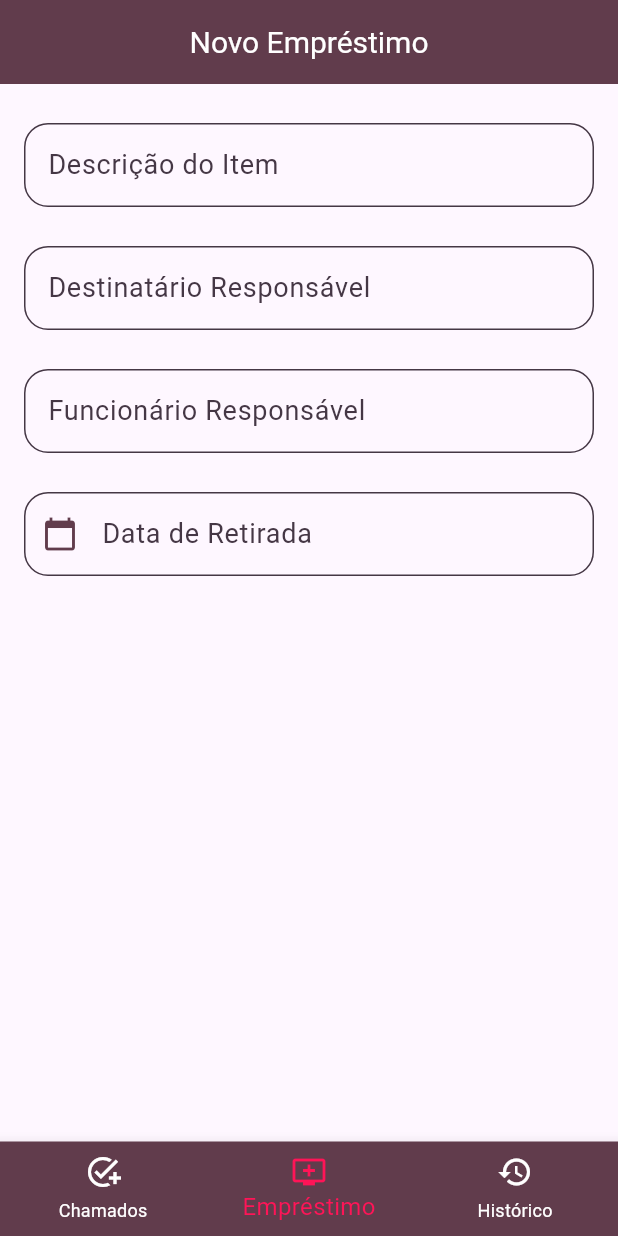
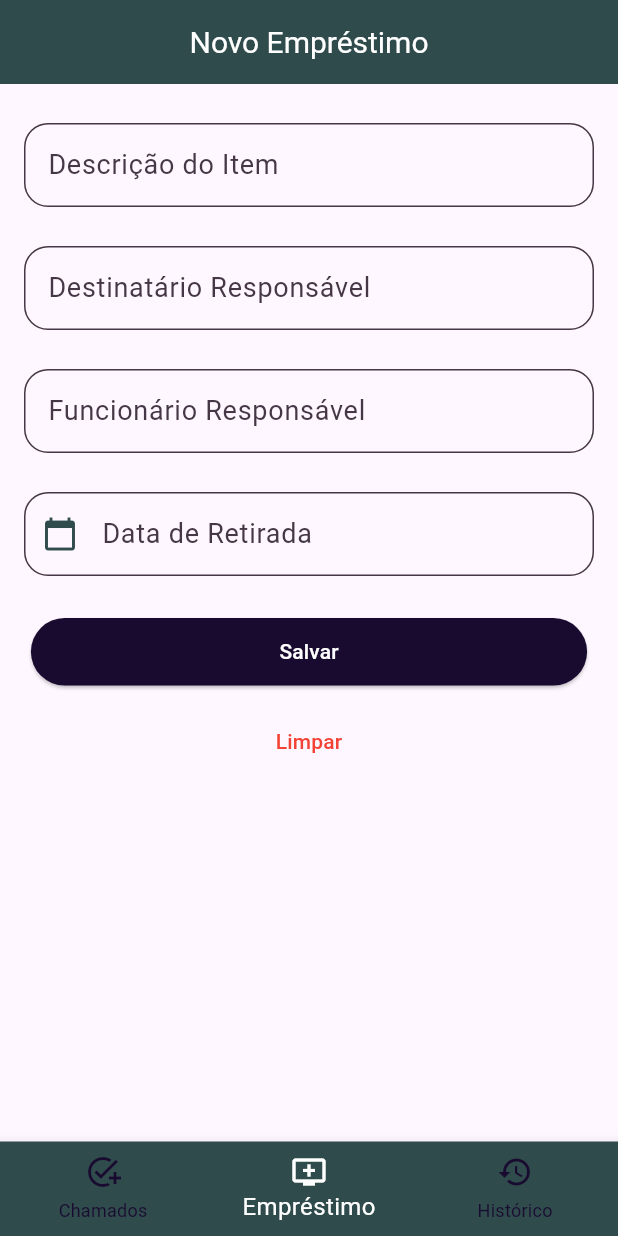
Before and after one commit to JGuilhermeSN/ItemManager, a Flutter app: the screen it shows after launch, item 2 of the bottom bar chosen, on a phone screen of 412 x 824 dp. Run offline on Flutter 3.47's test engine with Material 3 defaults, Android fonts, the phone set to English and light mode, and no system bars.

Commit message:
melhoria de codigo

```diff
--- /dev/null
+++ b/lib/components/app_buttons.dart
@@ -0,0 +1,14 @@
+import 'package:itemmanager/components/app_colors.dart';
+import 'package:flutter/material.dart';
+
+class AppButtons {
+  static final menuButtonStyle = ElevatedButton.styleFrom(
+    backgroundColor: AppColors.darkerColor,
+    foregroundColor: Colors.white,
+  );
+  static final cleanButtonStyle = TextButton.styleFrom(
+    // backgroundColor: Colors.white,
+    foregroundColor: Colors.red,
+    // disabledBackgroundColor: Colors.black,
+  );
+}
--- a/lib/components/app_colors.dart
+++ b/lib/components/app_colors.dart
@@ -6,9 +6,10 @@ import 'package:flutter/material.dart';
 // 0xFF + valor hexadecimal;
 
 class AppColors {
-  static final appbar = Color(0xFF613c4c);
-  static final focusColor = Color(0xFFff1457);
+  static final appbar = Color(0xFF2F4B4C);
+  static final darkerColor = Color(0xFF190A30);
   static final mainColor = Color(0xFF453745);
+  static final redColor = Color(0xFFe71837);
   static final textColor = Color(0xFF35313b);
   static final whitecolor = Color(0xFFffffff);
 }
--- a/lib/components/app_formfields.dart
+++ b/lib/components/app_formfields.dart
@@ -1,6 +1,4 @@
 import 'package:flutter/material.dart';
-import 'package:flutter/src/widgets/container.dart';
-import 'package:flutter/src/widgets/framework.dart';
 import 'package:itemmanager/components/app_colors.dart';
 
 class AppFormfield extends StatelessWidget {
@@ -21,12 +19,13 @@ class AppFormfield extends StatelessWidget {
           labelStyle: TextStyle(fontSize: 18, color: AppColors.mainColor),
           prefixIcon: icon,
           iconColor: AppColors.appbar,
-          prefixIconColor: AppColors.focusColor,
+          prefixIconColor: AppColors.darkerColor,
           enabledBorder: OutlineInputBorder(
               borderRadius: BorderRadius.circular(16),
               borderSide: BorderSide(color: AppColors.mainColor)),
           focusedBorder: OutlineInputBorder(
-              borderSide: BorderSide(color: AppColors.focusColor, width: 1.5))),
+              borderSide:
+                  BorderSide(color: AppColors.darkerColor, width: 1.5))),
     );
   }
 }
--- a/lib/controll/control_bottonnavigator.dart
+++ b/lib/controll/control_bottonnavigator.dart
@@ -1,19 +1,17 @@
 import 'package:flutter/material.dart';
-import 'package:flutter/src/widgets/container.dart';
-import 'package:flutter/src/widgets/framework.dart';
 import 'package:itemmanager/components/app_colors.dart';
 import 'package:itemmanager/pages/history.dart';
 import 'package:itemmanager/pages/new_item.dart';
 import 'package:itemmanager/pages/suport_call.dart';
 
-class homepage extends StatefulWidget {
-  const homepage({super.key});
+class Homepage extends StatefulWidget {
+  const Homepage({super.key});
 
   @override
-  State<homepage> createState() => _BottonNavBarState();
+  State<Homepage> createState() => _BottonNavBarState();
 }
 
-class _BottonNavBarState extends State<homepage> {
+class _BottonNavBarState extends State<Homepage> {
   List<Widget> pageList = [];
   int _currentIndex = 0;
   @override
@@ -36,8 +34,8 @@ class _BottonNavBarState extends State<homepage> {
         currentIndex: _currentIndex,
         type: BottomNavigationBarType.fixed,
         backgroundColor: AppColors.appbar,
-        selectedItemColor: AppColors.focusColor,
-        unselectedItemColor: AppColors.whitecolor,
+        selectedItemColor: AppColors.whitecolor,
+        unselectedItemColor: AppColors.darkerColor,
         selectedFontSize: 16,
         onTap: _onItemTapped,
         items: const [
--- a/lib/main.dart
+++ b/lib/main.dart
@@ -1,8 +1,10 @@
 import 'package:flutter/material.dart';
+import 'package:itemmanager/components/app_colors.dart';
 import 'package:itemmanager/controll/control_bottonnavigator.dart';
 import 'package:itemmanager/pages/history.dart';
 import 'package:itemmanager/pages/new_item.dart';
 import 'package:itemmanager/pages/suport_call.dart';
+import 'package:flutter_localizations/flutter_localizations.dart';
 
 void main() {
   runApp(const MyApp());
@@ -15,14 +17,22 @@ class MyApp extends StatelessWidget {
   @override
   Widget build(BuildContext context) {
     return MaterialApp(
+      localizationsDelegates: const [
+        GlobalMaterialLocalizations.delegate,
+        GlobalWidgetsLocalizations.delegate,
+        GlobalCupertinoLocalizations.delegate
+      ],
+      supportedLocales: const [
+        Locale('pt', 'BR'),
+      ],
       debugShowCheckedModeBanner: false,
       title: 'Flutter Demo',
       theme: ThemeData(
-        primarySwatch: Colors.blue,
+        primaryColor: AppColors.appbar,
       ),
       initialRoute: '/homepage',
       routes: {
-        '/homepage': (context) => const homepage(),
+        '/homepage': (context) => const Homepage(),
         '/newItem': (context) => const NewItem(),
         '/history': (context) => const History(),
         '/suportCaller': (context) => const SuportCaller(),
--- a/lib/pages/history.dart
+++ b/lib/pages/history.dart
@@ -1,9 +1,5 @@
 import 'package:flutter/material.dart';
-import 'package:flutter/src/widgets/container.dart';
-import 'package:flutter/src/widgets/framework.dart';
 import 'package:itemmanager/components/app_appbars.dart';
-
-import '../components/app_colors.dart';
 
 class History extends StatelessWidget {
   const History({super.key});
--- a/lib/pages/new_item.dart
+++ b/lib/pages/new_item.dart
@@ -1,6 +1,6 @@
 import 'package:flutter/material.dart';
+import 'package:itemmanager/components/app_buttons.dart';
 import 'package:itemmanager/components/app_colors.dart';
-import 'package:itemmanager/components/app_text.dart';
 import 'package:itemmanager/components/app_formfields.dart';
 import '../components/app_appbars.dart';
 
@@ -13,7 +13,7 @@ class NewItem extends StatefulWidget {
 
 // Pagina de novo registro de emprestimo de equipamento
 class _NewItemState extends State<NewItem> {
-  TextEditingController _dateController = TextEditingController();
+  final TextEditingController _dateController = TextEditingController();
 
   @override
   Widget build(BuildContext context) {
@@ -23,7 +23,6 @@ class _NewItemState extends State<NewItem> {
         padding: const EdgeInsets.all(8.0),
         child: Center(
           child: Column(
-            // mainAxisAlignment: MainAxisAlignment.center,
             children: [
               const SizedBox(height: 10),
               const Padding(
@@ -64,14 +63,35 @@ class _NewItemState extends State<NewItem> {
                           borderSide: BorderSide(color: AppColors.mainColor)),
                       focusedBorder: OutlineInputBorder(
                           borderSide: BorderSide(
-                              color: AppColors.focusColor, width: 1.5))),
+                              color: AppColors.darkerColor, width: 1.5))),
                   onTap: () {
                     _selectDate();
                   },
                 ),
               ),
-              Row(
-                children: [],
+              const SizedBox(height: 20),
+              Column(
+                children: [
+                  SizedBox(
+                    height: 45,
+                    width: MediaQuery.of(context).size.width * .9,
+                    child: ElevatedButton(
+                      onPressed: () {},
+                      style: AppButtons.menuButtonStyle,
+                      child: const Text('Salvar'),
+                    ),
+                  ),
+                ],
+              ),
+              const SizedBox(height: 15),
+              SizedBox(
+                height: 45,
+                width: MediaQuery.of(context).size.width * .5,
+                child: TextButton(
+                  onPressed: () {},
+                  style: AppButtons.cleanButtonStyle,
+                  child: const Text('Limpar'),
+                ),
               )
             ],
           ),
@@ -80,16 +100,28 @@ class _NewItemState extends State<NewItem> {
     );
   }
 
+  // Função para abrir o calendario, retorna a datat selecionada
   Future<void> _selectDate() async {
-    DateTime? _picked = await showDatePicker(
-        context: context,
-        initialDate: DateTime.now(),
-        firstDate: DateTime(2000),
-        lastDate: DateTime(2100));
+    DateTime? picked = await showDatePicker(
+      context: context,
+      initialDate: DateTime.now(),
+      firstDate: DateTime(2000),
+      lastDate: DateTime(2100),
+      locale: const Locale("pt", "BR"),
+      builder: (context, child) => Theme(
+        data: ThemeData().copyWith(
+          colorScheme: ColorScheme.light(
+            primary: AppColors.appbar,
+            onPrimary: AppColors.whitecolor,
+          ),
+        ),
+        child: child!,
+      ),
+    );
 
-    if (_picked != null) {
+    if (picked != null) {
       setState(() {
-        _dateController.text = _picked.toString().split(" ")[0];
+        _dateController.text = picked.toString().split(" ")[0];
       });
     }
   }
--- a/lib/pages/suport_call.dart
+++ b/lib/pages/suport_call.dart
@@ -1,10 +1,5 @@
 import 'package:flutter/material.dart';
-import 'package:flutter/src/widgets/container.dart';
-import 'package:flutter/src/widgets/framework.dart';
-import 'package:itemmanager/components/app_text.dart';
-
 import '../components/app_appbars.dart';
-import '../components/app_colors.dart';
 
 class SuportCaller extends StatelessWidget {
   const SuportCaller({super.key});
```
Also changed, not shown: lib/components/app_text.dart (+3 -6 lines), pubspec.yaml (+6 -12 lines), pubspec.lock, 7 other files.
